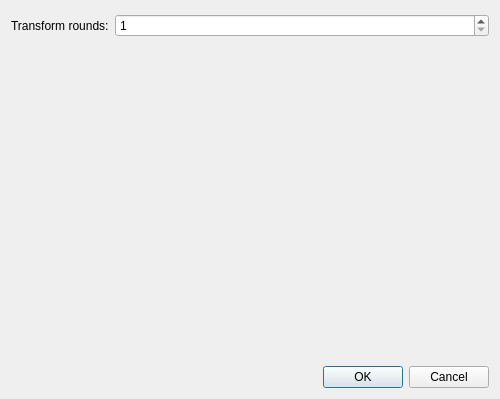
First picture: the form in src/gui/DatabaseSettingsWidget.ui, repository danilovsergei/keepassx-gdrive, before the edit.
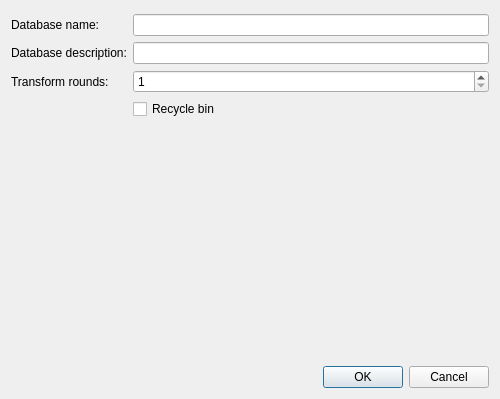
Second picture: the form after the edit.

Commit message: Add more options to database settings widget.

```diff
--- a/src/gui/DatabaseSettingsWidget.ui
+++ b/src/gui/DatabaseSettingsWidget.ui
@@ -33,13 +33,33 @@
    <item>
     <layout class="QFormLayout" name="formLayout">
      <item row="1" column="0">
+      <widget class="QLabel" name="dbNameLabel">
+       <property name="text">
+        <string>Database name:</string>
+       </property>
+      </widget>
+     </item>
+     <item row="1" column="1">
+      <widget class="QLineEdit" name="dbNameEdit"/>
+     </item>
+     <item row="2" column="1">
+      <widget class="QLineEdit" name="dbDescriptionEdit"/>
+     </item>
+     <item row="2" column="0">
+      <widget class="QLabel" name="dbDescriptionLabel">
+       <property name="text">
+        <string>Database description:</string>
+       </property>
+      </widget>
+     </item>
+     <item row="3" column="0">
       <widget class="QLabel" name="transformRoundsLabel">
        <property name="text">
         <string>Transform rounds:</string>
        </property>
       </widget>
      </item>
-     <item row="1" column="1">
+     <item row="3" column="1">
       <widget class="QSpinBox" name="transformRoundsSpinBox">
        <property name="sizePolicy">
         <sizepolicy hsizetype="Expanding" vsizetype="Fixed">
@@ -55,6 +75,13 @@
        </property>
       </widget>
      </item>
+     <item row="4" column="1">
+      <widget class="QCheckBox" name="recycleBinEnabledCheckBox">
+       <property name="text">
+        <string>Recycle bin</string>
+       </property>
+      </widget>
+     </item>
     </layout>
    </item>
    <item>
```
The commit also changes 3 other files.
